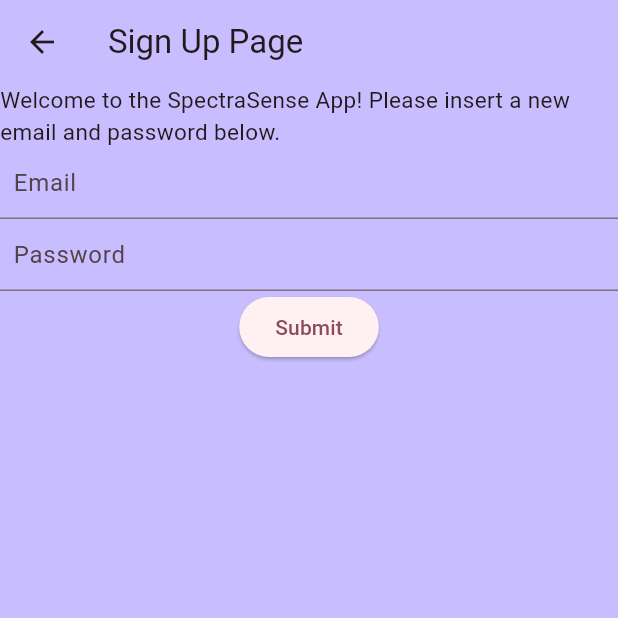
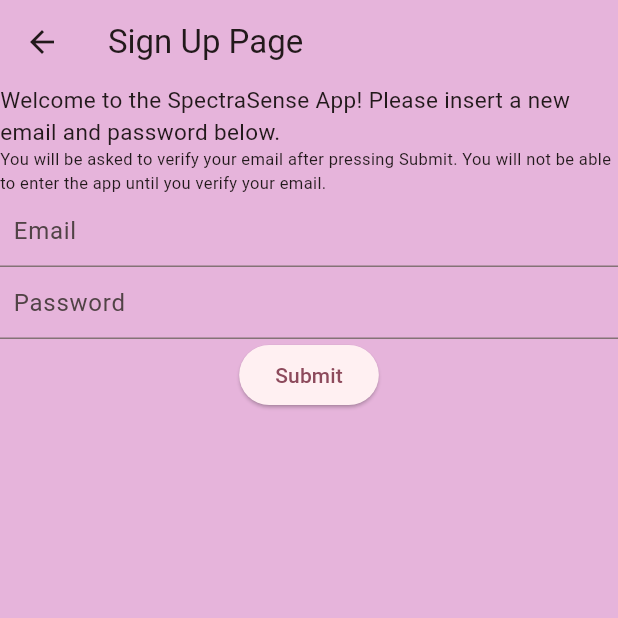
Before and after one commit to Ashleigh-Cunningham/SpectraSense, a Flutter app: the SignUp screen opened directly, on a phone screen of 412 x 824 dp, the top half of it. Run offline on Flutter 3.47's test engine with Material 3 defaults, Android fonts, the phone set to English and light mode, and no system bars; our stand-ins replace firebase_auth, firebase_core; accounts and stored records are empty; network calls fail.

Commit message:
Minor Updates
Added text to the sign up screen and updated app colour.

```diff
--- a/lib/main.dart
+++ b/lib/main.dart
@@ -17,7 +17,7 @@
       theme: ThemeData(
         colorScheme: ColorScheme.fromSeed(
             seedColor: const Color.fromARGB(255, 232, 6, 112),
-            surface: const Color.fromARGB(255, 200, 190, 255)
+            surface: const Color.fromARGB(255, 230, 180, 219)
         ),
       ),
       home: const Routepage(),
--- a/lib/views/signup.dart
+++ b/lib/views/signup.dart
@@ -63,6 +63,10 @@
             'Welcome to the SpectraSense App! Please insert a new email and password below.',
             style: TextStyle(fontSize: 15),
           ),
+          Text(
+            'You will be asked to verify your email after pressing Submit. You will not be able to enter the app until you verify your email.',
+            style: TextStyle(fontSize: 11),
+          ),
           TextField(controller: _email,
               enableSuggestions: false,
               autocorrect: false,
```
